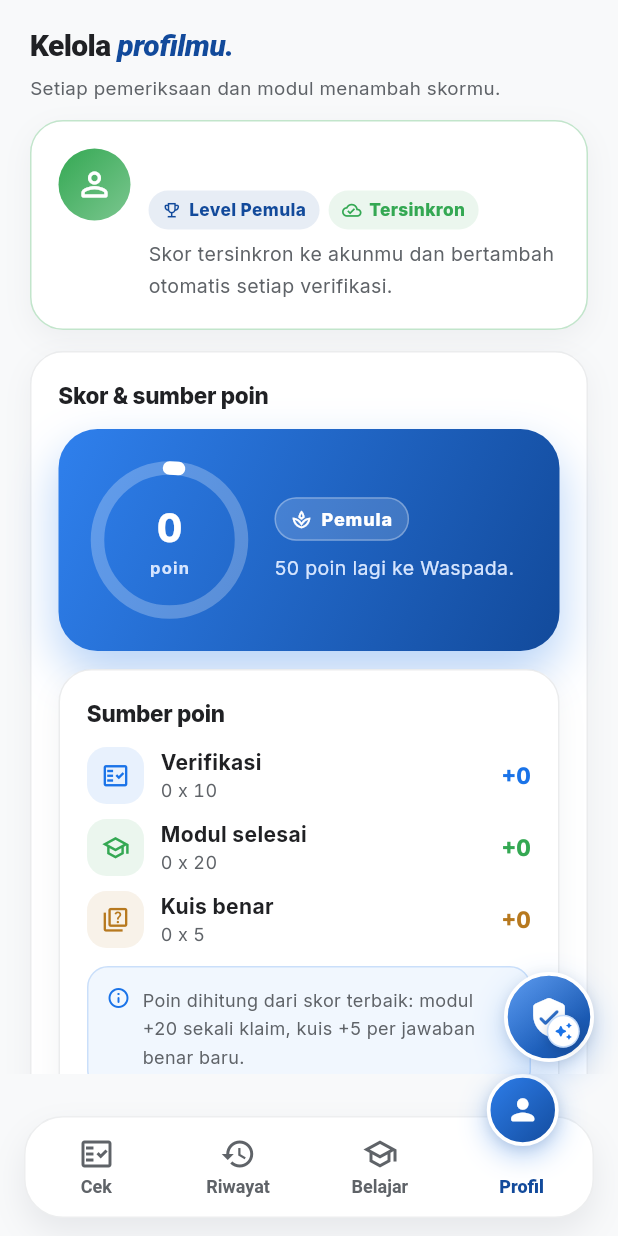
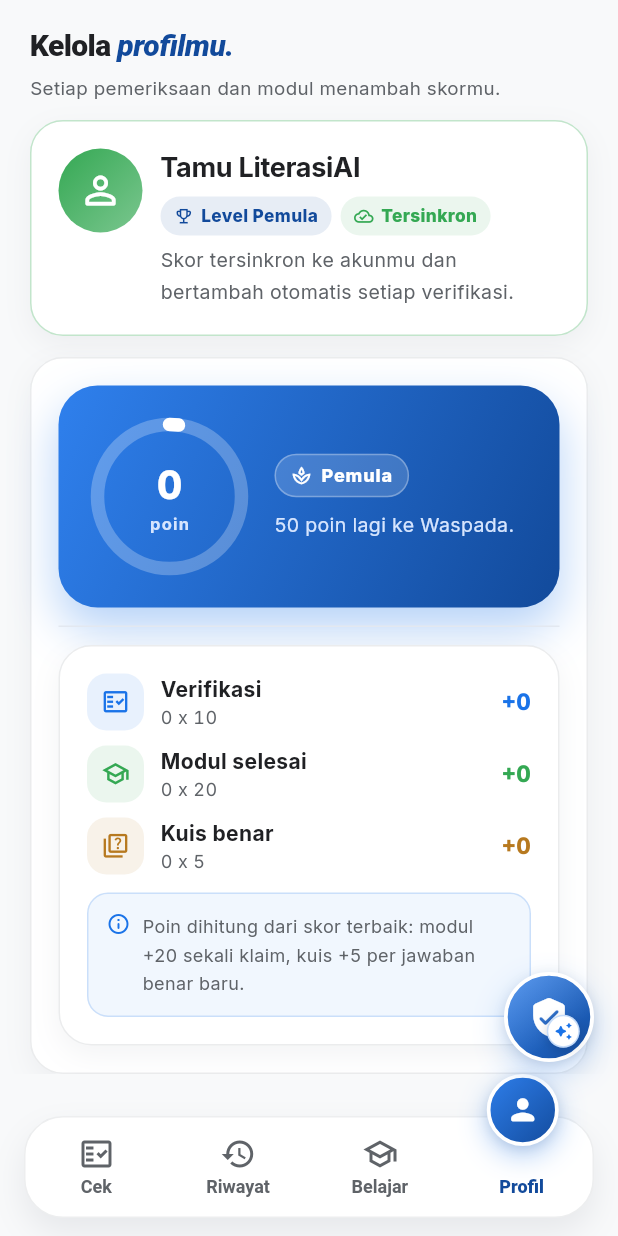
Before and after one commit to andrest1101/literasi-ai, a Flutter app: the HomeScreen screen opened by its route, after a tap on "Pemula", on a phone screen of 412 x 824 dp. Run offline on Flutter 3.47's test engine with Material 3 defaults, Android fonts, the phone set to English and light mode, and no system bars; our stand-ins replace cloud_firestore, firebase_auth, firebase_core, flutter_riverpod, flutter_secure_storage, google_generative_ai and 5 more; accounts and stored records are empty.

Commit message:
feat(profile): nama user, grup skor tanpa judul ganda, pill Offline

```diff
--- a/lib/core/constants/app_strings.dart
+++ b/lib/core/constants/app_strings.dart
@@ -214,7 +214,6 @@
   static const String scorePointsSuffix = 'poin';
   static const String scoreToNextPrefix = 'poin lagi ke';
   static const String scoreMaxLevel = 'Level tertinggi tercapai.';
-  static const String scoreBreakdownTitle = 'Sumber poin';
   static const String scoreVerifyRow = 'Verifikasi';
   static const String scoreModuleRow = 'Modul selesai';
   static const String scoreQuizRow = 'Kuis benar';
@@ -227,8 +226,8 @@
   static const String scoreSyncedNote =
       'Skor tersinkron ke akunmu dan bertambah otomatis setiap verifikasi.';
   static const String scoreLoading = 'Memuat skor...';
-  static const String scoreGroupTitle = 'Skor & sumber poin';
   static const String profileSyncedLabel = 'Tersinkron';
+  static const String profileOfflineLabel = 'Offline';
   static const String profileGuestPill = 'Tamu';
   static const String profileMenuTitle = 'Pengaturan';
   static const String profileApiKeyRow = 'Kunci API Gemini';
@@ -246,7 +245,7 @@
   static const String profileAboutClose = 'Tutup';
   static const String scoreLoadFailed = 'Skor tidak dapat dimuat.';
   static const String scoreLoadFailedSubtitle =
-      'Ini soal penyimpanan skor, bukan kunci API. Periksa koneksi atau aturan Firestore, lalu coba lagi.';
+      'Skor kamu sedang tidak bisa dimuat. Ini soal penyimpanan skor, bukan kunci API: periksa koneksi atau aturan Firestore, lalu coba lagi.';
   static const String chatEyebrow = 'ASISTEN AI';
   static const String chatTitle1 = 'Tanya';
   static const String chatTitle2 = 'apa saja.';
--- a/lib/features/score/presentation/screens/profile_screen.dart
+++ b/lib/features/score/presentation/screens/profile_screen.dart
@@ -41,7 +41,7 @@
             children: [
               const _ProfileHeading(),
               const SizedBox(height: AppTabTitles.titleToContentGap),
-              _IdentityCard(synced: userId != null),
+              _IdentityCard(synced: userId != null, scoreOk: score.hasValue),
               const SizedBox(height: 14),
               score.when(
                 loading: () => const _ScoreShimmer(),
@@ -67,6 +67,21 @@
   } catch (_) {
     return null;
   }
+}
+
+/// Nama tampilan jujur dari data yang ada: displayName Firebase bila
+/// diisi (Google Sign-In), prefix email bila tidak, label tamu bila
+/// tanpa akun. Fungsi murni agar teruji unit (jalur login tak terjangkau
+/// widget test tanpa Firebase init). Tanpa klaim nama yang tidak dimiliki
+/// data.
+String resolveProfileName(String? displayName, String? email) {
+  if (displayName != null && displayName.trim().isNotEmpty) {
+    return displayName.trim();
+  }
+  if (email != null && email.isNotEmpty) {
+    return email.trim().split('@').first;
+  }
+  return AppStrings.scoreGuestLabel;
 }
 
 /// Keluar aman-test: tanpa Firebase init mengembalikan false (gagal
@@ -129,15 +144,17 @@
 /// inisial email. CTA Masuk hanya bagi tamu (route `/auth` yang sudah
 /// ada, tanpa flow baru). Tidak ada klaim nama yang tidak dimiliki data.
 class _IdentityCard extends ConsumerWidget {
-  const _IdentityCard({required this.synced});
+  const _IdentityCard({required this.synced, required this.scoreOk});
 
   final bool synced;
+  final bool scoreOk;
 
   @override
   Widget build(BuildContext context, WidgetRef ref) {
     final user = ref.watch(historyUserIdProvider) != null ? _safeUser() : null;
     final email = user?.email;
     final hasEmail = email != null && email.isNotEmpty;
+    final shownName = resolveProfileName(user?.displayName, email);
     final accent = synced ? AppColors.success : AppColors.primary;
     final score = ref.watch(scoreProvider).valueOrNull;
     final levelLabel = score?.level.label ?? '';
@@ -159,8 +176,8 @@
         crossAxisAlignment: CrossAxisAlignment.start,
         children: [
           Container(
-            width: 48,
-            height: 48,
+            width: 56,
+            height: 56,
             decoration: BoxDecoration(
               shape: BoxShape.circle,
               gradient: LinearGradient(
@@ -174,14 +191,14 @@
                   ? Text(
                       email.trim()[0].toUpperCase(),
                       style: const TextStyle(
-                        fontSize: 20,
+                        fontSize: 22,
                         fontWeight: FontWeight.w800,
                         color: Colors.white,
                       ),
                     )
                   : const Icon(
                       Icons.person_outline_rounded,
-                      size: 26,
+                      size: 30,
                       color: Colors.white,
                     ),
             ),
@@ -192,14 +209,28 @@
               crossAxisAlignment: CrossAxisAlignment.start,
               children: [
                 Text(
-                  email ?? AppStrings.scoreGuestLabel,
+                  shownName,
+                  maxLines: 1,
+                  overflow: TextOverflow.ellipsis,
                   style: const TextStyle(
-                    fontSize: 15,
-                    fontWeight: FontWeight.w800,
+                    fontSize: 18,
+                    fontWeight: FontWeight.w700,
                     letterSpacing: -0.2,
                     color: AppColors.textPrimary,
                   ),
                 ),
+                if (hasEmail) ...[
+                  const SizedBox(height: 2),
+                  Text(
+                    email,
+                    maxLines: 1,
+                    overflow: TextOverflow.ellipsis,
+                    style: const TextStyle(
+                      fontSize: 12.5,
+                      color: AppColors.textSecondary,
+                    ),
+                  ),
+                ],
                 const SizedBox(height: 6),
                 Wrap(
                   spacing: 6,
@@ -211,14 +242,19 @@
                         text: '${AppStrings.scoreLevelPrefix} $levelLabel',
                         color: AppColors.primaryDark,
                       ),
+                    // Pill status jujur terhadap stream skor: hijau hanya
+                    // bila data skor benar-benar ada, netral Offline bila
+                    // stream error/loading (bukan dari UID semata).
                     _MiniPill(
-                      icon: synced
+                      icon: synced && scoreOk
                           ? Icons.cloud_done_outlined
                           : Icons.cloud_off_outlined,
-                      text: synced
+                      text: !synced
+                          ? AppStrings.profileGuestPill
+                          : scoreOk
                           ? AppStrings.profileSyncedLabel
-                          : AppStrings.profileGuestPill,
-                      color: accent,
+                          : AppStrings.profileOfflineLabel,
+                      color: synced && scoreOk ? accent : AppColors.neutral,
                     ),
                   ],
                 ),
@@ -309,11 +345,12 @@
   }
 }
 
-/// Grup skor: ring hero + rincian sumber dalam satu kartu.
+/// Grup skor: ring hero + rincian sumber dalam satu kartu tanpa judul ganda.
 ///
-/// [ScoreRing] dan [ScoreBreakdown] dipertahankan utuh (dikunci test),
-/// hanya pembungkusnya disatukan + judul grup agar tidak terbaca dua
-/// kartu bertumpuk gaya beda.
+/// [ScoreRing] dan [ScoreBreakdown] dipertahankan utuh, hanya pembungkusnya
+/// disatukan + divider agar tidak terbaca dua kartu bertumpuk gaya beda.
+/// Judul ganda ("Skor & sumber poin" + "Sumber poin") dihapus: ring hero
+/// sudah menjelaskan dirinya sendiri.
 class _ScoreGroup extends StatelessWidget {
   const _ScoreGroup({required this.score});
 
@@ -338,18 +375,11 @@
       child: Column(
         crossAxisAlignment: CrossAxisAlignment.start,
         children: [
-          const Text(
-            AppStrings.scoreGroupTitle,
-            style: TextStyle(
-              fontSize: 15,
-              fontWeight: FontWeight.w800,
-              letterSpacing: -0.2,
-              color: AppColors.textPrimary,
-            ),
+          ScoreRing(score: score),
+          const Padding(
+            padding: EdgeInsets.symmetric(vertical: 12),
+            child: Divider(height: 1, color: AppColors.hairline),
           ),
-          const SizedBox(height: 12),
-          ScoreRing(score: score),
-          const SizedBox(height: 12),
           ScoreBreakdown(score: score),
         ],
       ),
--- a/lib/features/score/presentation/widgets/score_breakdown.dart
+++ b/lib/features/score/presentation/widgets/score_breakdown.dart
@@ -20,9 +20,7 @@
       decoration: BoxDecoration(
         borderRadius: BorderRadius.circular(22),
         color: AppColors.surface,
-        border: Border.all(
-          color: AppColors.neutral.withValues(alpha: 0.2),
-        ),
+        border: Border.all(color: AppColors.neutral.withValues(alpha: 0.2)),
         boxShadow: const [
           BoxShadow(
             color: Color(0x0D101A33),
@@ -34,16 +32,6 @@
       child: Column(
         crossAxisAlignment: CrossAxisAlignment.start,
         children: [
-          const Text(
-            AppStrings.scoreBreakdownTitle,
-            style: TextStyle(
-              fontSize: 15,
-              fontWeight: FontWeight.w800,
-              letterSpacing: -0.2,
-              color: AppColors.textPrimary,
-            ),
-          ),
-          const SizedBox(height: 12),
           _SourceRow(
             icon: Icons.fact_check_outlined,
             label: AppStrings.scoreVerifyRow,
```
